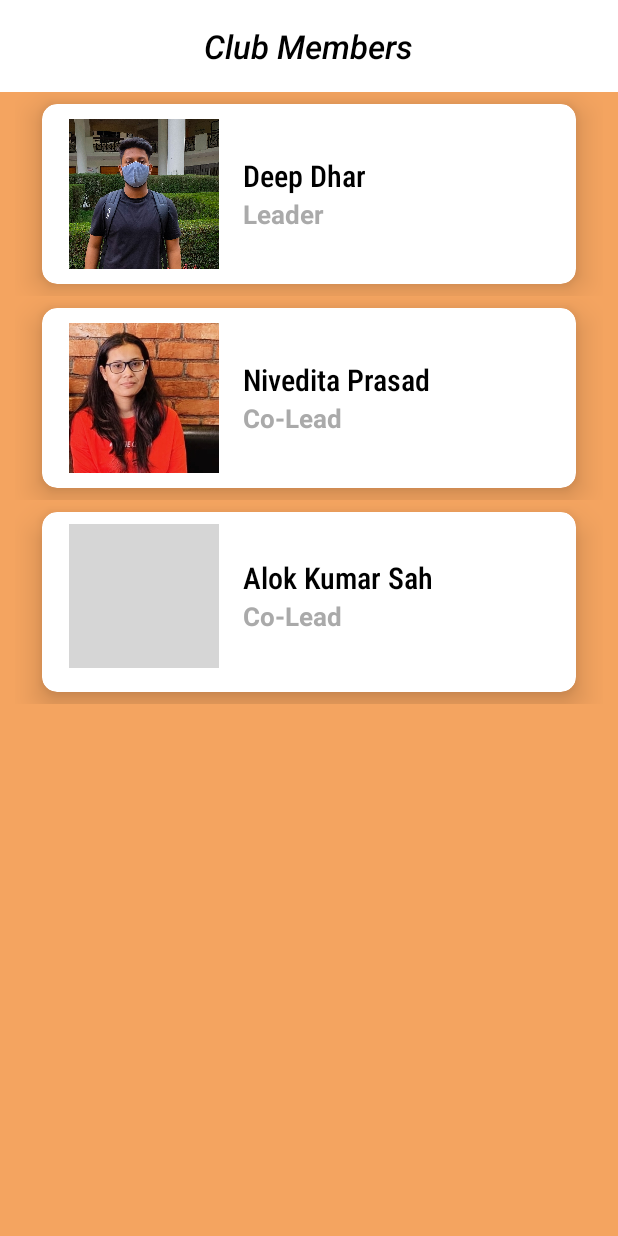
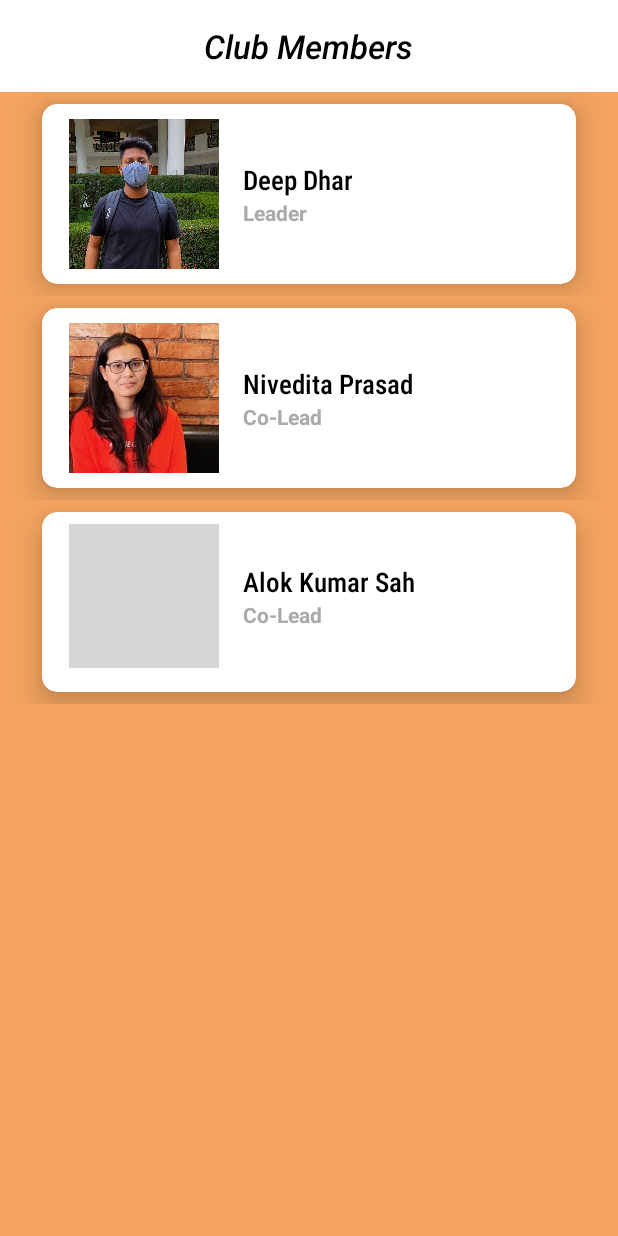
Before and after one commit to deepdhar/Hack-Club-App, an Android app: the MembersActivity screen opened directly, with no data from a screen before it, on a phone screen of 412 x 824 dp. Run offline under Robolectric (Android 15) with nearby library versions, the phone set to English and light mode, and no system bars; grey boxes are pictures that could not be loaded.

Commit message:
Update members_layout.xml

```diff
--- a/app/src/main/res/layout/members_layout.xml
+++ b/app/src/main/res/layout/members_layout.xml
@@ -44,7 +44,7 @@
                     android:layout_width="match_parent"
                     android:layout_height="wrap_content"
                     android:text="Deep Dhar"
-                    android:textSize="20sp"
+                    android:textSize="18sp"
                     android:fontFamily="sans-serif-condensed-medium"
                     android:textColor="@color/black"/>
 
@@ -53,7 +53,7 @@
                     android:layout_width="match_parent"
                     android:layout_height="wrap_content"
                     android:text="Leader"
-                    android:textSize="17sp"
+                    android:textSize="14sp"
                     android:fontFamily="sans-serif"
                     android:textStyle="bold"
                     android:textColor="@android:color/darker_gray"/>
```
